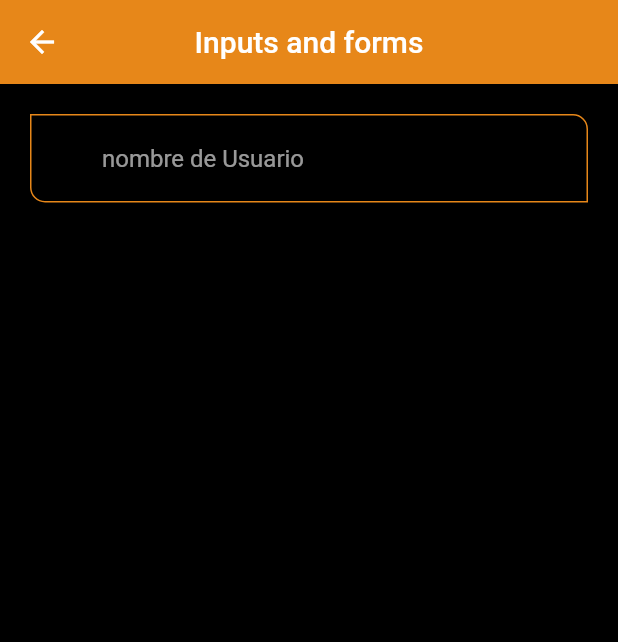
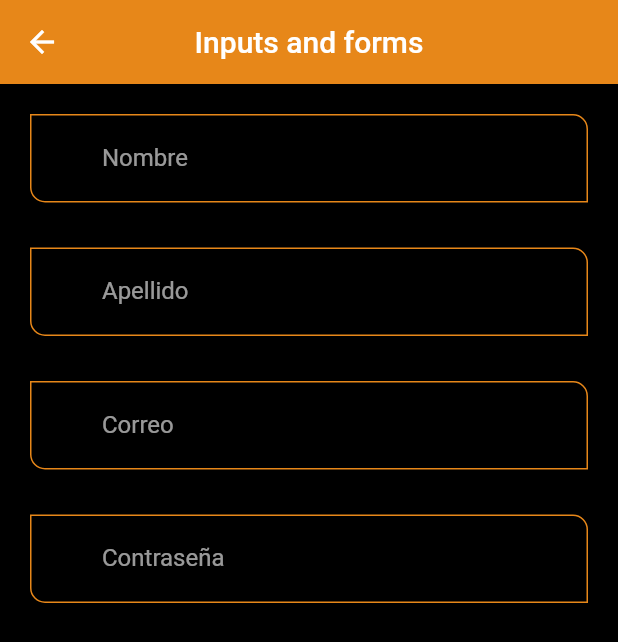
Before and after one commit to leone2016/flutter, a Flutter app: the InputsScreen screen opened by its route, on a phone screen of 412 x 824 dp. Shown: the top 642 px of the screen. Run offline on Flutter 3.47's test engine with Material 2 defaults, Android fonts, the phone set to English and light mode, and no system bars.

```diff
--- a/seccion6/flutter_componentes/lib/screens/inputs_screen.dart
+++ b/seccion6/flutter_componentes/lib/screens/inputs_screen.dart
@@ -14,7 +14,32 @@ class InputsScreen extends StatelessWidget {
           padding: const EdgeInsets.symmetric(horizontal: 20, vertical: 20),
           child: Column(
             children: const [
-              CustomInputWidget(hintText: 'nombre de Usuario',),
+              CustomInputWidget(
+                labelText: 'Nombre',
+                hintText: 'Nombre de Usuario',
+              ),
+              SizedBox(
+                height: 30,
+              ),
+              CustomInputWidget(
+                labelText: 'Apellido',
+                hintText: 'Apellido de Usuario',
+              ),
+              SizedBox(
+                height: 30,
+              ),
+              CustomInputWidget(
+                labelText: 'Correo',
+                hintText: 'Correo de Usuario',
+                keyboardType: TextInputType.emailAddress,
+              ),
+              SizedBox(
+                height: 30,
+              ),
+              CustomInputWidget(
+                  labelText: 'Contraseña',
+                  hintText: 'Contraseña de Usuario',
+                  obscureText: true),
             ],
           ),
         ),
--- a/seccion6/flutter_componentes/lib/widgets/custom_input_widget.dart
+++ b/seccion6/flutter_componentes/lib/widgets/custom_input_widget.dart
@@ -8,6 +8,8 @@ class CustomInputWidget extends StatelessWidget {
   final IconData? icon;
   final IconData? prefixIcon;
   final IconData? suffixIcon;
+  final TextInputType? keyboardType;
+  final bool obscureText;
 
   /*
   valores opcionales this.labelText, this.helperText, this.counterText
@@ -20,7 +22,7 @@ class CustomInputWidget extends StatelessWidget {
     this.counterText,
     this.icon,
     this.prefixIcon,
-    this.suffixIcon,
+    this.suffixIcon, this.keyboardType, this.obscureText = false,
   }) : super(key: key);
 
   @override
@@ -29,6 +31,8 @@ class CustomInputWidget extends StatelessWidget {
       autofocus: false,
       initialValue: '',
       textCapitalization: TextCapitalization.words,
+      keyboardType: keyboardType,
+      obscureText: obscureText,
       onChanged: (value) {
         print(value);
       },
```
